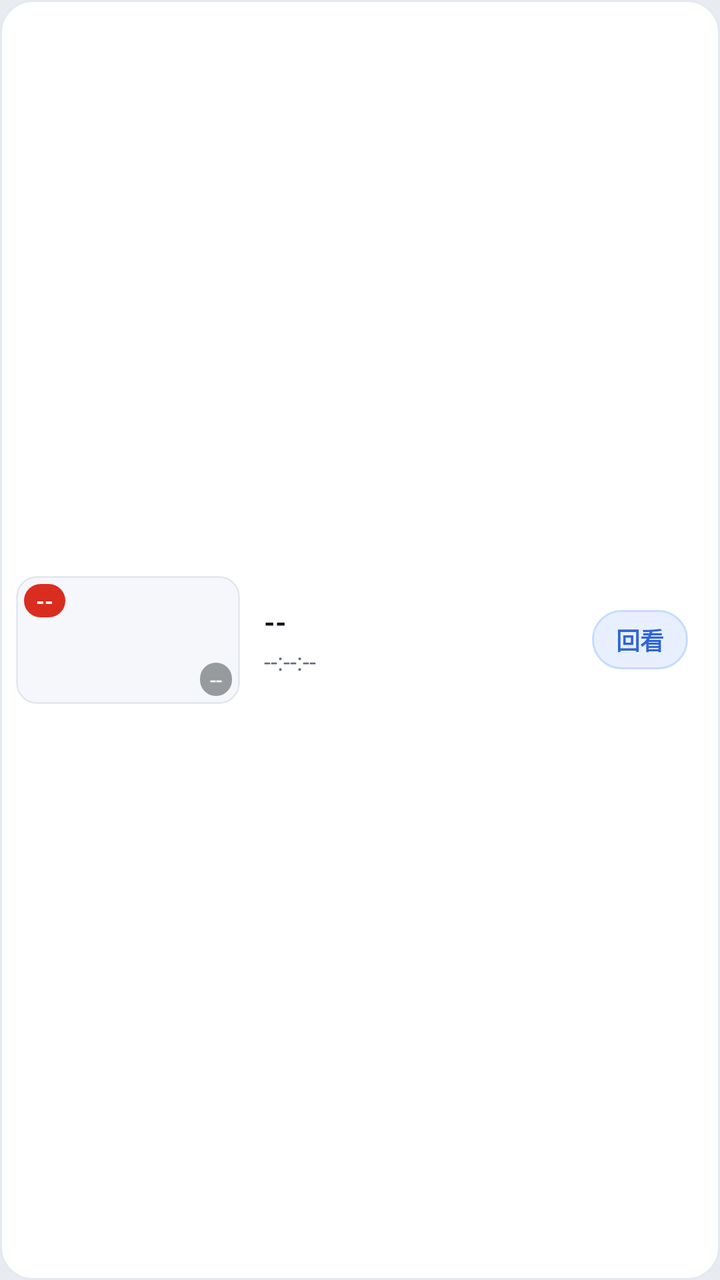
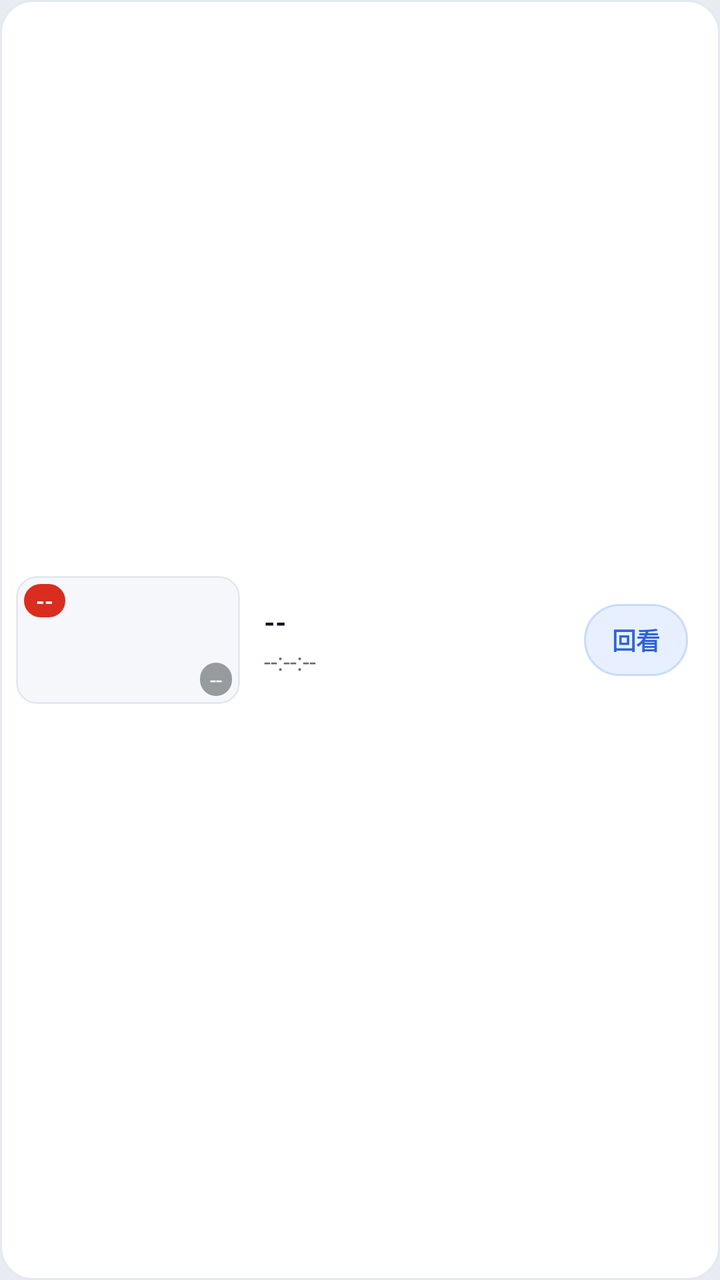

Compare the two renders of this Android layout. The source of the first and the diff that turns it into the second are given below.
<!-- AndroidManifest.xml: application theme Theme.Sophon -->
<!-- res/layout/item_sentry_event_card.xml -->
<?xml version="1.0" encoding="utf-8"?>
<LinearLayout xmlns:android="http://schemas.android.com/apk/res/android"
    android:layout_width="match_parent"
    android:layout_height="wrap_content"
    android:layout_marginHorizontal="@dimen/sp_s_12"
    android:layout_marginVertical="@dimen/sp_s_4"
    android:background="@drawable/sp_bg_card"
    android:clickable="true"
    android:focusable="true"
    android:foreground="?android:attr/selectableItemBackground"
    android:gravity="center_vertical"
    android:orientation="horizontal"
    android:padding="@dimen/sp_s_8">

    
    <FrameLayout
        android:layout_width="112dp"
        android:layout_height="64dp"
        android:background="@drawable/sp_bg_card_inner"
        android:clipToOutline="true">

        <ImageView
            android:id="@+id/iv_sentry_thumb"
            android:layout_width="match_parent"
            android:layout_height="match_parent"
            android:scaleType="centerCrop"
            android:contentDescription="哨兵事件缩略图" />

        
        <TextView
            android:id="@+id/tv_sentry_badge"
            android:layout_width="wrap_content"
            android:layout_height="wrap_content"
            android:layout_gravity="start|top"
            android:layout_margin="4dp"
            android:background="@drawable/sp_bg_pill"
            android:backgroundTint="@color/sp_dg"
            android:paddingHorizontal="6dp"
            android:paddingVertical="1dp"
            android:text="--"
            android:textColor="@color/sp_osd_tx"
            android:textSize="@dimen/sp_t_micro"
            android:textStyle="bold" />

        
        <TextView
            android:id="@+id/tv_sentry_cam_tag"
            android:layout_width="wrap_content"
            android:layout_height="wrap_content"
            android:layout_gravity="bottom|end"
            android:layout_margin="4dp"
            android:background="@drawable/sp_bg_osd_chip"
            android:paddingHorizontal="5dp"
            android:paddingVertical="1dp"
            android:text="--"
            android:textColor="@color/sp_osd_tx"
            android:textSize="@dimen/sp_t_micro" />
    </FrameLayout>

    
    <LinearLayout
        android:layout_width="0dp"
        android:layout_height="wrap_content"
        android:layout_marginStart="@dimen/sp_s_12"
        android:layout_weight="1"
        android:orientation="vertical">

        <TextView
            android:id="@+id/tv_sentry_title"
            android:layout_width="wrap_content"
            android:layout_height="wrap_content"
            android:ellipsize="end"
            android:maxLines="1"
            android:text="--"
            android:textColor="@color/sp_tx"
            android:textSize="@dimen/sp_t_body"
            android:textStyle="bold" />

        <TextView
            android:id="@+id/tv_sentry_details"
            android:layout_width="wrap_content"
            android:layout_height="wrap_content"
            android:layout_marginTop="2dp"
            android:text="--:--:--"
            android:textColor="@color/sp_tx3"
            android:textSize="@dimen/sp_t_caption" />
    </LinearLayout>

    <TextView
        android:id="@+id/btn_sentry_view_clip"
        android:layout_width="wrap_content"
        android:layout_height="wrap_content"
        android:layout_marginEnd="@dimen/sp_s_8"
        android:background="@drawable/sp_bg_pill_accent"
        android:paddingHorizontal="@dimen/sp_s_12"
        android:paddingVertical="@dimen/sp_s_6"
        android:text="回看"
        android:textColor="@color/sp_ac"
        android:textSize="@dimen/sp_t_caption"
        android:textStyle="bold" />

</LinearLayout>
<!-- resources referenced by this layout -->
<resources>
  <color name="sp_ac">#FF2F64D7</color>
  <color name="sp_dg">#FFD92D20</color>
  <color name="sp_osd_tx">#FFFFFFFF</color>
  <color name="sp_tx">#FF111620</color>
  <color name="sp_tx3">#FF636B78</color>
  <dimen name="sp_s_12">12dp</dimen>
  <dimen name="sp_s_4">4dp</dimen>
  <dimen name="sp_s_6">6dp</dimen>
  <dimen name="sp_s_8">8dp</dimen>
  <dimen name="sp_t_body">14sp</dimen>
  <dimen name="sp_t_caption">12sp</dimen>
  <dimen name="sp_t_micro">11sp</dimen>
  <!-- drawable sp_bg_card (drawable) -->
  <?xml version="1.0" encoding="utf-8"?>
  <layer-list xmlns:android="http://schemas.android.com/apk/res/android">
      <item>
          <shape android:shape="rectangle">
              <corners android:radius="@dimen/sp_r_card" />
              <solid android:color="@color/sp_surf" />
              <stroke
                  android:width="1dp"
                  android:color="@color/sp_line" />
          </shape>
      </item>
  </layer-list>
  <!-- drawable sp_bg_card_inner (drawable) -->
  <?xml version="1.0" encoding="utf-8"?>
  <shape xmlns:android="http://schemas.android.com/apk/res/android"
      android:shape="rectangle">
      <corners android:radius="10dp" />
      <solid android:color="@color/sp_surf2" />
      <stroke
          android:width="1dp"
          android:color="@color/sp_line" />
  </shape>
  <!-- drawable sp_bg_osd_chip (drawable) -->
  <?xml version="1.0" encoding="utf-8"?>
  <shape xmlns:android="http://schemas.android.com/apk/res/android"
      android:shape="rectangle">
      <corners android:radius="@dimen/sp_r_chip" />
      <solid android:color="@color/sp_osd_bg" />
  </shape>
  <!-- drawable sp_bg_pill (drawable) -->
  <?xml version="1.0" encoding="utf-8"?>
  <shape xmlns:android="http://schemas.android.com/apk/res/android"
      android:shape="rectangle">
      <corners android:radius="@dimen/sp_r_pill" />
      <solid android:color="@color/sp_surf3" />
      <stroke
          android:width="1dp"
          android:color="@color/sp_line" />
  </shape>
  <!-- drawable sp_bg_pill_accent (drawable) -->
  <?xml version="1.0" encoding="utf-8"?>
  <shape xmlns:android="http://schemas.android.com/apk/res/android"
      android:shape="rectangle">
      <corners android:radius="@dimen/sp_r_pill" />
      <solid android:color="@color/sp_acbg" />
      <stroke
          android:width="1dp"
          android:color="@color/sp_acln" />
  </shape>
  <style name="Theme.Sophon" parent="Theme.Material3.DayNight.NoActionBar">
          <item name="android:statusBarColor">@color/sp_page</item>
          <item name="android:navigationBarColor">@color/sp_page</item>
          <item name="android:windowBackground">@color/sp_page</item>
          <item name="android:windowLightStatusBar">true</item>
  
          
          <item name="colorPrimary">@color/sp_ac</item>
          <item name="colorPrimaryDark">@color/sp_ac2</item>
          <item name="colorSecondary">@color/sp_ac2</item>
          <item name="colorAccent">@color/sp_ac</item>
          <item name="colorError">@color/sp_dg</item>
  
          <item name="android:textColorPrimary">@color/sp_tx</item>
          <item name="android:textColorSecondary">@color/sp_tx2</item>
          <item name="android:colorBackground">@color/sp_page</item>
      </style>
  <dimen name="sp_r_card">16dp</dimen>
  <color name="sp_surf">#FFFFFFFF</color>
  <color name="sp_line">#FFE4E9F0</color>
  <color name="sp_surf2">#FFF5F7FA</color>
  <dimen name="sp_r_chip">8dp</dimen>
  <color name="sp_osd_bg">#660A0F16</color>
  <dimen name="sp_r_pill">100dp</dimen>
  <color name="sp_surf3">#FFEBEFF4</color>
  <color name="sp_acbg">#FFE8F0FF</color>
  <color name="sp_acln">#FFC7DBFF</color>
  <color name="sp_page">#FFE8ECF1</color>
  <color name="sp_ac2">#FF2557C8</color>
  <color name="sp_tx2">#FF5A6675</color>
</resources>

<!-- the commit's change to res/layout/item_sentry_event_card.xml (unified diff, before → after) -->
@@ -90,10 +90,11 @@
         android:id="@+id/btn_sentry_view_clip"
         android:layout_width="wrap_content"
         android:layout_height="wrap_content"
+        android:minHeight="36dp"
+        android:gravity="center"
         android:layout_marginEnd="@dimen/sp_s_8"
         android:background="@drawable/sp_bg_pill_accent"
-        android:paddingHorizontal="@dimen/sp_s_12"
-        android:paddingVertical="@dimen/sp_s_6"
+        android:paddingHorizontal="@dimen/sp_s_14"
         android:text="回看"
         android:textColor="@color/sp_ac"
         android:textSize="@dimen/sp_t_caption"
<!-- resource entries referenced after the edit -->
@@ -6,8 +6,8 @@
   <color name="sp_tx">#FF111620</color>
   <color name="sp_tx3">#FF636B78</color>
   <dimen name="sp_s_12">12dp</dimen>
+  <dimen name="sp_s_14">14dp</dimen>
   <dimen name="sp_s_4">4dp</dimen>
-  <dimen name="sp_s_6">6dp</dimen>
   <dimen name="sp_s_8">8dp</dimen>
   <dimen name="sp_t_body">14sp</dimen>
   <dimen name="sp_t_caption">12sp</dimen>
